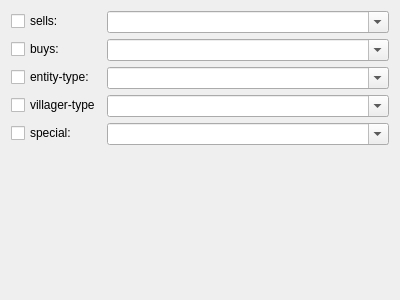
Qt form searchentitypluginwidget.ui (cre4ture/minutor-1) before a commit.
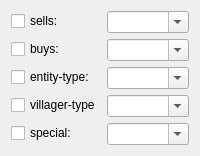
The same form after that commit.

Commit message: feature to limit search results to a smaller region of coordinates usefull for example if you search for something special on a certain height.

The edit to the form file:
```diff
--- a/searchentitypluginwidget.ui
+++ b/searchentitypluginwidget.ui
@@ -2,14 +2,6 @@
 <ui version="4.0">
  <class>SearchEntityPluginWidget</class>
  <widget class="QWidget" name="SearchEntityPluginWidget">
-  <property name="geometry">
-   <rect>
-    <x>0</x>
-    <y>0</y>
-    <width>400</width>
-    <height>300</height>
-   </rect>
-  </property>
   <property name="windowTitle">
    <string>Form</string>
   </property>
```
The commit also changes 5 other files.
